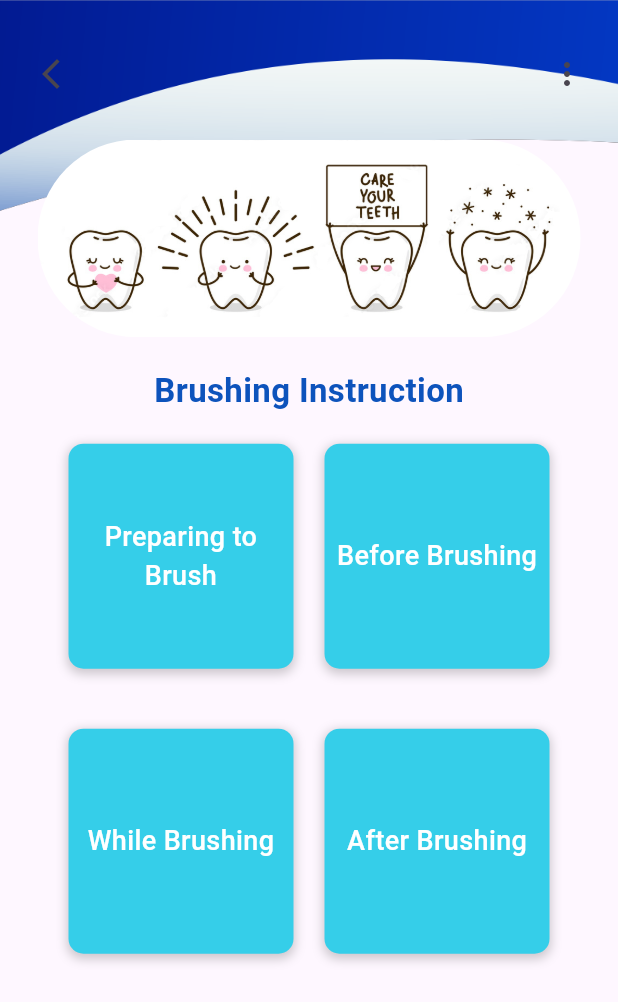
After one commit to navendunandu/nuParent, a Flutter app: the BrushingInstruction screen opened directly, on a phone screen of 412 x 824 dp. The commit adds this screen. Shown: the top 1002 px of the screen. Run offline on Flutter 3.47's test engine with Material 3 defaults, Android fonts, the phone set to English and light mode, and no system bars; our stand-ins replace flutter_signin_button, google_fonts, image_picker, intl_phone_field.

Commit message:
Brushing Instruction

```diff
--- /dev/null
+++ b/Mobile/lib/brushing_instruction.dart
@@ -0,0 +1,192 @@
+import 'package:flutter/material.dart';
+import 'package:nu_parent/main.dart';
+
+class BrushingInstruction extends StatefulWidget {
+  const BrushingInstruction({super.key});
+
+  @override
+  State<BrushingInstruction> createState() => _BrushingInstructionState();
+}
+
+class _BrushingInstructionState extends State<BrushingInstruction> {
+  @override
+  Widget build(BuildContext context) {
+    return Scaffold(
+      body: Container(
+        height: double.infinity,
+        decoration: const BoxDecoration(
+            image: DecorationImage(
+                image: AssetImage('assets/Vector3.png'),
+                fit: BoxFit.cover,
+                alignment: Alignment.topCenter)),
+        child: Column(
+          children: [
+            Padding(
+              padding: const EdgeInsets.only(left: 10.0, right: 10.0, top: 25),
+              child: Column(
+                children: [
+                  Row(
+                    mainAxisAlignment: MainAxisAlignment.spaceBetween,
+                    children: [
+                      IconButton(
+                          onPressed: () {
+                            Navigator.pop(context);
+                          },
+                          icon: const Icon(Icons.arrow_back_ios_new)),
+                      IconButton(
+                          onPressed: () {},
+                          icon: const Icon(Icons.more_vert_rounded)),
+                    ],
+                  ),
+                ],
+              ),
+            ),
+            SingleChildScrollView(
+              child: Padding(
+                padding: const EdgeInsets.only(left: 25.0, right: 25.0),
+                child: Column(
+                  children: [
+                    const SizedBox(
+                      height: 20,
+                    ),
+                    ClipRRect(
+                      borderRadius: const BorderRadius.all(Radius.circular(100)),
+                      child: Image.asset('assets/Teeths.png'),
+                    ),
+                    const SizedBox(
+                      height: 20,
+                    ),
+                    const Text('Brushing Instruction', style: TextStyle(fontSize: 22, fontWeight: FontWeight.bold, color: AppColors.darkblue),),
+                    const SizedBox(
+                      height: 20,
+                    ),
+                    Row(
+                      mainAxisAlignment: MainAxisAlignment.spaceEvenly,
+                      children: [
+                        Container(
+                          height: 150,
+                          width: 150,
+                          decoration: BoxDecoration(
+                              color: AppColors.lightblue,
+                              borderRadius:
+                                  const BorderRadius.all(Radius.circular(10)),
+                              boxShadow: [
+                                BoxShadow(
+                                  color: Colors.black.withOpacity(0.2),
+                                  spreadRadius: 1,
+                                  blurRadius: 5,
+                                  offset: const Offset(0, 2),
+                                )
+                              ]),
+                          child: const Center(
+                              child: Text(
+                            'Preparing to Brush',
+                            textAlign: TextAlign.center,
+                            style: TextStyle(
+                                color: AppColors.white,
+                                fontWeight: FontWeight.w500,
+                                fontSize: 18),
+                          )),
+                        ),
+                        Container(
+                          height: 150,
+                          width: 150,
+                          decoration: BoxDecoration(
+                              color: AppColors.lightblue,
+                              borderRadius:
+                                  const BorderRadius.all(Radius.circular(10)),
+                              boxShadow: [
+                                BoxShadow(
+                                  color: Colors.black.withOpacity(0.2),
+                                  spreadRadius: 1,
+                                  blurRadius: 5,
+                                  offset: const Offset(0, 2),
+                                )
+                              ]),
+                          child: const Center(
+                              child: Text(
+                            'Before Brushing',
+                            style: TextStyle(
+                                color: AppColors.white,
+                                fontWeight: FontWeight.w500,
+                                fontSize: 18),
+                          )),
+                        ),
+                      ],
+                    ),
+                    const SizedBox(
+                      height: 40,
+                    ),
+                    Row(
+                      mainAxisAlignment: MainAxisAlignment.spaceEvenly,
+                      children: [
+                        GestureDetector(
+                          onTap: () {
+                            Navigator.push(
+                                context,
+                                MaterialPageRoute(
+                                    builder: (context) =>
+                                        const BrushingInstruction()));
+                          },
+                          child: Container(
+                            height: 150,
+                            width: 150,
+                            decoration: BoxDecoration(
+                                color: AppColors.lightblue,
+                                borderRadius:
+                                    const BorderRadius.all(Radius.circular(10)),
+                                boxShadow: [
+                                  BoxShadow(
+                                    color: Colors.black.withOpacity(0.2),
+                                    spreadRadius: 1,
+                                    blurRadius: 5,
+                                    offset: const Offset(0, 2),
+                                  )
+                                ]),
+                            child: const Center(
+                                child: Text(
+                              'While Brushing',
+                              textAlign: TextAlign.center,
+                              style: TextStyle(
+                                  color: AppColors.white,
+                                  fontWeight: FontWeight.w500,
+                                  fontSize: 18),
+                            )),
+                          ),
+                        ),
+                        Container(
+                          height: 150,
+                          width: 150,
+                          decoration: BoxDecoration(
+                              color: AppColors.lightblue,
+                              borderRadius:
+                                  const BorderRadius.all(Radius.circular(10)),
+                              boxShadow: [
+                                BoxShadow(
+                                  color: Colors.black.withOpacity(0.2),
+                                  spreadRadius: 1,
+                                  blurRadius: 5,
+                                  offset: const Offset(0, 2),
+                                )
+                              ]),
+                          child: const Center(
+                              child: Text(
+                            'After Brushing',
+                            style: TextStyle(
+                                color: AppColors.white,
+                                fontWeight: FontWeight.w500,
+                                fontSize: 18),
+                          )),
+                        ),
+                      ],
+                    )
+                  ],
+                ),
+              ),
+            )
+          ],
+        ),
+      ),
+    );
+  }
+}
--- a/Mobile/lib/child_dashboard.dart
+++ b/Mobile/lib/child_dashboard.dart
@@ -1,4 +1,5 @@
 import 'package:flutter/material.dart';
+import 'package:nu_parent/brushing_instruction.dart';
 import 'package:nu_parent/main.dart';
 import 'package:nu_parent/settings.dart';
 
@@ -257,7 +258,11 @@ class _ChildProfileState extends State<ChildDashboard> {
           Row(
             mainAxisAlignment: MainAxisAlignment.spaceEvenly,
             children: [
-              Container(
+              GestureDetector(
+                onTap: (){
+                  Navigator.push(context, MaterialPageRoute(builder: (context)=> const BrushingInstruction()));
+                },
+                child: Container(
                   height: 150,
                   width: 150,
                   decoration: BoxDecoration(
@@ -280,6 +285,7 @@ class _ChildProfileState extends State<ChildDashboard> {
                         fontWeight: FontWeight.w500,
                         fontSize: 18),
                   )),
+                ),
               ),
               Container(
                 height: 150,
```
Also changed, not shown: Mobile/assets/Teeths.png (added), Mobile/assets/Vector3.png (added). Lines whose indentation alone changed are shown as unchanged.
